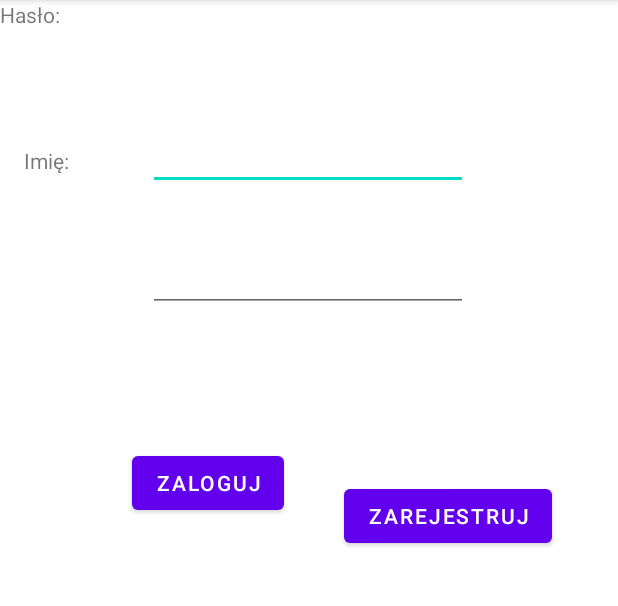
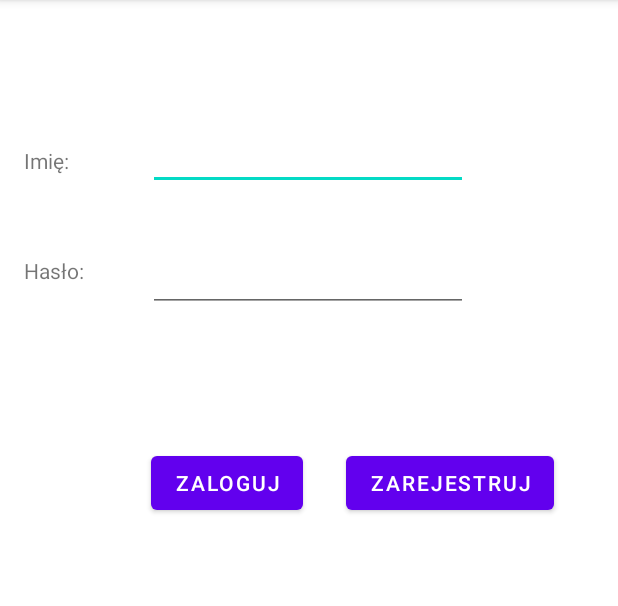
Before and after one commit to Gryba19/bazadanych, an Android app: the screen it shows after launch (MainActivity), on a phone screen of 412 x 824 dp, the part 84-690 px from its top. Run offline under Robolectric (Android 15) with nearby library versions, the phone set to English and light mode, and no system bars.

Commit message:
baza danych

```diff
--- a/app/src/main/java/com/example/bazadanych/MainActivity.java
+++ b/app/src/main/java/com/example/bazadanych/MainActivity.java
@@ -25,8 +25,8 @@ public class MainActivity extends AppCompatActivity {
         log_in.setOnClickListener(new View.OnClickListener() {
             @Override
             public void onClick(View v) {
-                if()
-                {}
+             /*   if()
+                {}*/
             }
         });
         register=findViewById(R.id.rejestruj);
--- a/app/src/main/res/layout/activity_main.xml
+++ b/app/src/main/res/layout/activity_main.xml
@@ -25,7 +25,7 @@
         android:text="zaloguj"
         app:layout_constraintBottom_toBottomOf="parent"
         app:layout_constraintEnd_toEndOf="parent"
-        app:layout_constraintHorizontal_bias="0.283"
+        app:layout_constraintHorizontal_bias="0.323"
         app:layout_constraintStart_toStartOf="parent"
         app:layout_constraintTop_toTopOf="parent"
         app:layout_constraintVertical_bias="0.414" />
@@ -34,11 +34,13 @@
         android:id="@+id/rejestruj"
         android:layout_width="wrap_content"
         android:layout_height="wrap_content"
-        android:layout_marginEnd="44dp"
-        android:layout_marginBottom="400dp"
         android:text="zarejestruj"
         app:layout_constraintBottom_toBottomOf="parent"
-        app:layout_constraintEnd_toEndOf="parent" />
+        app:layout_constraintEnd_toEndOf="parent"
+        app:layout_constraintHorizontal_bias="0.845"
+        app:layout_constraintStart_toStartOf="parent"
+        app:layout_constraintTop_toTopOf="parent"
+        app:layout_constraintVertical_bias="0.414" />
 
     <EditText
         android:id="@+id/imie"
@@ -71,7 +73,11 @@
         android:layout_width="wrap_content"
         android:layout_height="wrap_content"
         android:text="Hasło:"
-        tools:layout_editor_absoluteX="16dp"
-        tools:layout_editor_absoluteY="163dp" />
+        app:layout_constraintBottom_toBottomOf="parent"
+        app:layout_constraintEnd_toEndOf="parent"
+        app:layout_constraintHorizontal_bias="0.043"
+        app:layout_constraintStart_toStartOf="parent"
+        app:layout_constraintTop_toTopOf="parent"
+        app:layout_constraintVertical_bias="0.228" />
 
 </androidx.constraintlayout.widget.ConstraintLayout>
```
